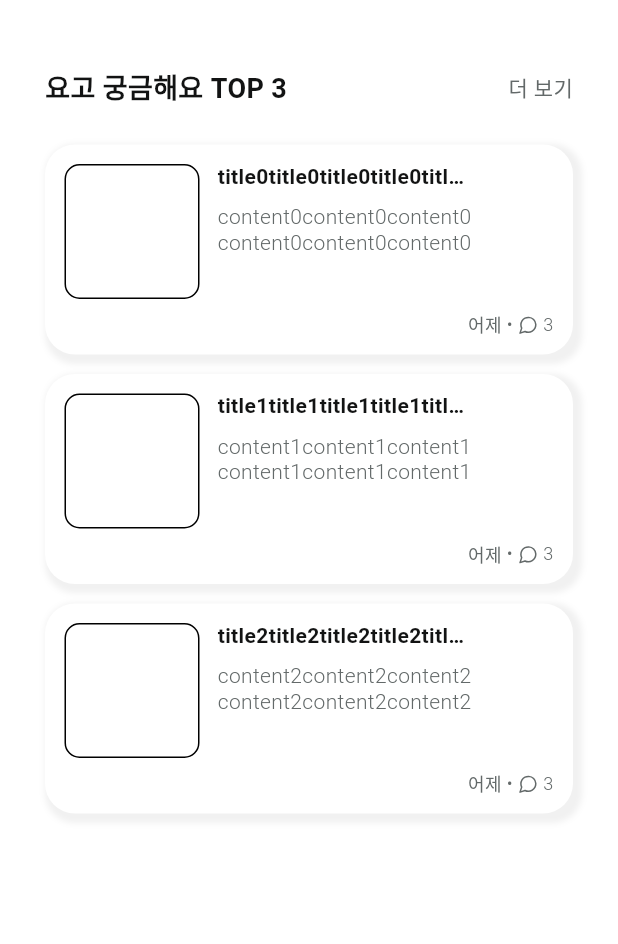
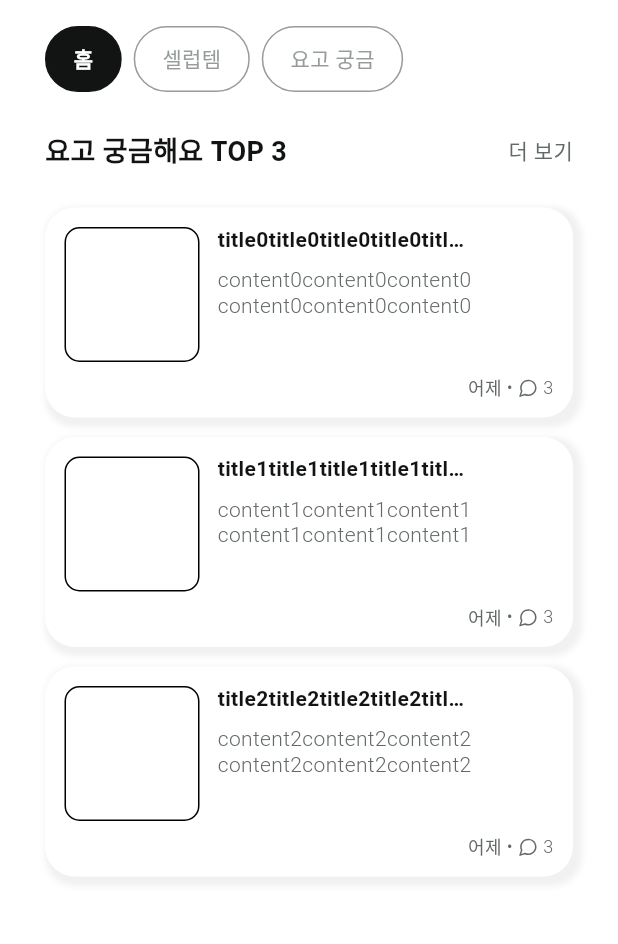
Before and after one commit to 812jay/egomoya, a Flutter app: the screen it shows after launch, on a phone screen of 412 x 824 dp, the part 58-1002 px from its top. Run offline on Flutter 3.47's test engine with Material 3 defaults, Android fonts, the phone set to English and light mode, and no system bars; our stand-ins replace dio, flutter_svg, fluttertoast, image_picker; network calls fail; Roboto replaces fonts that are missing (noto_sans).

Commit message:
wip: 메인 페이지 UI 구현 중

```diff
--- a/lib/main.dart
+++ b/lib/main.dart
@@ -2,7 +2,7 @@ import 'package:egomoya/src/model/post_model.dart';
 import 'package:egomoya/src/repository/post_repo.dart';
 import 'package:egomoya/src/service/image_service.dart';
 import 'package:egomoya/src/service/theme_service.dart';
-import 'package:egomoya/src/view/home/home_view.dart';
+import 'package:egomoya/src/view/main/main_view.dart';
 import 'package:egomoya/util/route_path.dart';
 import 'package:flutter/material.dart';
 import 'package:provider/provider.dart';
@@ -43,13 +43,13 @@ class MyApp extends StatelessWidget {
         return Overlay(
           initialEntries: [
             OverlayEntry(
-              builder: (context) => child ?? const HomeView(),
+              builder: (context) => child ?? const MainView(),
             )
           ],
         );
       },
       theme: context.themeService.themeData,
-      initialRoute: RoutePath.home,
+      initialRoute: RoutePath.main,
       onGenerateRoute: RoutePath.onGenerateRoute,
     );
   }
--- /dev/null
+++ b/lib/src/data/dto/main/main_category.dart
@@ -0,0 +1,22 @@
+class MainCategory {
+  MainCategory({
+    required this.index,
+    required this.title,
+    required this.isActive,
+  });
+  final int index;
+  final String title;
+  final bool isActive;
+
+  MainCategory copyWith({
+    int? index,
+    String? title,
+    bool? isActive,
+  }) {
+    return MainCategory(
+      index: index ?? this.index,
+      title: title ?? this.title,
+      isActive: isActive ?? this.isActive,
+    );
+  }
+}
--- a/lib/src/view/home/home_view.dart
+++ b/lib/src/view/home/home_view.dart
@@ -1,11 +1,9 @@
 import 'package:egomoya/src/view/base_view.dart';
 import 'package:egomoya/src/view/home/home_view_model.dart';
-import 'package:egomoya/src/view/home/widget/post_title.dart';
-import 'package:egomoya/theme/component/app_bar/main_app_bar.dart';
+import 'package:egomoya/src/view/main/widget/post_title.dart';
 import 'package:egomoya/theme/component/box/question_box.dart';
 import 'package:egomoya/util/route_path.dart';
 import 'package:flutter/material.dart';
-import 'package:provider/provider.dart';
 
 class HomeView extends StatelessWidget {
   const HomeView({super.key});
@@ -13,17 +11,9 @@ class HomeView extends StatelessWidget {
   @override
   Widget build(BuildContext context) {
     return BaseView(
-      viewModel: HomeViewModel(
-        context.read(),
-      ),
+      viewModel: HomeViewModel(),
       builder: (context, viewModel) {
-        return Scaffold(
-          appBar: const MainAppBar(),
-          body: SafeArea(
-            child: Padding(
-              padding: const EdgeInsets.symmetric(horizontal: 30, vertical: 30),
-              child: SingleChildScrollView(
-                child: Column(
+        return Column(
           children: [
             PostTitle(
               onTap: () {},
@@ -34,8 +24,7 @@ class HomeView extends StatelessWidget {
               shrinkWrap: true,
               itemCount: 3,
               physics: const NeverScrollableScrollPhysics(),
-                      separatorBuilder: (context, index) =>
-                          const SizedBox(height: 13),
+              separatorBuilder: (context, index) => const SizedBox(height: 13),
               itemBuilder: (context, index) {
                 return QuestionBox(
                   onTap: () => Navigator.pushNamed(
@@ -51,12 +40,8 @@ class HomeView extends StatelessWidget {
                   commentCnt: 3,
                 );
               },
-                    )
+            ),
           ],
-                ),
-              ),
-            ),
-          ),
         );
       },
     );
--- a/lib/src/view/home/home_view_model.dart
+++ b/lib/src/view/home/home_view_model.dart
@@ -1,19 +1,3 @@
-import 'dart:developer';
-
-import 'package:egomoya/src/data/dto/post/post.dart';
-import 'package:egomoya/src/model/post_model.dart';
 import 'package:egomoya/src/view/base_view_model.dart';
 
-class HomeViewModel extends BaseViewModel {
-  HomeViewModel(this.postModel) {
-    fetchPostList();
-  }
-  final PostModel postModel;
-  Post? post;
-
-  Future<void> fetchPostList() async {
-    final Post? result = await postModel.fetchPostList();
-    post = result;
-    log('post: $post');
-  }
-}
+class HomeViewModel extends BaseViewModel {}
--- /dev/null
+++ b/lib/src/view/main/main_view.dart
@@ -0,0 +1,60 @@
+import 'package:egomoya/src/view/base_view.dart';
+import 'package:egomoya/src/view/home/home_view.dart';
+import 'package:egomoya/src/view/main/main_view_model.dart';
+import 'package:egomoya/theme/component/app_bar/main_app_bar.dart';
+import 'package:egomoya/theme/component/button/category_button.dart';
+import 'package:flutter/material.dart';
+import 'package:provider/provider.dart';
+
+class MainView extends StatelessWidget {
+  const MainView({super.key});
+
+  @override
+  Widget build(BuildContext context) {
+    return BaseView(
+      viewModel: MainViewModel(
+        context.read(),
+      ),
+      builder: (context, viewModel) {
+        return Scaffold(
+          appBar: const MainAppBar(),
+          body: SafeArea(
+            child: Padding(
+              padding: const EdgeInsets.symmetric(horizontal: 30),
+              child: SingleChildScrollView(
+                child: Column(
+                  crossAxisAlignment: CrossAxisAlignment.start,
+                  children: [
+                    SizedBox(
+                      height: 44,
+                      child: Consumer<MainViewModel>(
+                          builder: (context, value, child) {
+                        return ListView.separated(
+                          shrinkWrap: true,
+                          scrollDirection: Axis.horizontal,
+                          itemCount: value.categoryList.length,
+                          separatorBuilder: (context, index) =>
+                              const SizedBox(width: 8),
+                          itemBuilder: (context, index) {
+                            return CategoryButton(
+                              value.categoryList[index].title,
+                              isActive: value.categoryList[index].isActive,
+                              index: index,
+                              onTap: value.onTapCategory,
+                            );
+                          },
+                        );
+                      }),
+                    ),
+                    const SizedBox(height: 28),
+                    const HomeView(),
+                  ],
+                ),
+              ),
+            ),
+          ),
+        );
+      },
+    );
+  }
+}
--- /dev/null
+++ b/lib/src/view/main/main_view_model.dart
@@ -0,0 +1,47 @@
+import 'dart:developer';
+
+import 'package:egomoya/src/data/dto/main/main_category.dart';
+import 'package:egomoya/src/data/dto/post/post.dart';
+import 'package:egomoya/src/model/post_model.dart';
+import 'package:egomoya/src/view/base_view_model.dart';
+import 'package:egomoya/util/helper/immutable_helper.dart';
+
+class MainViewModel extends BaseViewModel {
+  MainViewModel(this.postModel) {
+    fetchPostList();
+  }
+  final PostModel postModel;
+  Post? post;
+  List<MainCategory> categoryList = [
+    MainCategory(index: 0, title: '홈', isActive: true),
+    MainCategory(index: 1, title: '셀럽템', isActive: false),
+    MainCategory(index: 2, title: '요고 궁금', isActive: false),
+  ];
+
+  int selectedCategoryIndex = 0;
+
+  Future<void> fetchPostList() async {
+    final Post? result = await postModel.fetchPostList();
+    post = result;
+    log('post: $post');
+  }
+
+  void onTapCategory(int index) {
+    final category = categoryList[index];
+    onChangeCategory(index, category.copyWith(isActive: !category.isActive));
+    selectedCategoryIndex = index;
+    notifyListeners();
+  }
+
+  void onChangeCategory(int index, MainCategory newCategory) {
+    //clear
+    categoryList =
+        categoryList.map((e) => e.copyWith(isActive: false)).toImmutable();
+    //set
+    categoryList = categoryList
+        .asMap()
+        .entries
+        .map((e) => e.key == index ? newCategory : e.value)
+        .toImmutable();
+  }
+}
--- /dev/null
+++ b/lib/theme/component/button/category_button.dart
@@ -0,0 +1,45 @@
+import 'package:egomoya/src/service/theme_service.dart';
+import 'package:flutter/material.dart';
+
+class CategoryButton extends StatelessWidget {
+  const CategoryButton(
+    this.text, {
+    super.key,
+    required this.isActive,
+    required this.index,
+    this.onTap,
+  });
+  final String text;
+  final bool isActive;
+  final int index;
+  final Function(int)? onTap;
+
+  @override
+  Widget build(BuildContext context) {
+    return GestureDetector(
+      onTap: onTap != null ? () => onTap!(index) : null,
+      child: Container(
+        padding: const EdgeInsets.symmetric(horizontal: 18, vertical: 10),
+        decoration: BoxDecoration(
+          color: isActive ? context.color.black : context.color.white,
+          border: Border.all(
+            width: 1,
+            color: isActive ? context.color.black : context.color.grayText,
+          ),
+          borderRadius: BorderRadius.circular(100),
+        ),
+        child: Center(
+          child: Text(
+            text,
+            style: context.typo.body2.copyWith(
+              color: isActive == true
+                  ? context.color.white
+                  : context.color.grayText,
+              fontWeight: isActive == true ? FontWeight.bold : FontWeight.w400,
+            ),
+          ),
+        ),
+      ),
+    );
+  }
+}
--- a/lib/util/route_path.dart
+++ b/lib/util/route_path.dart
@@ -1,4 +1,4 @@
-import 'package:egomoya/src/view/home/home_view.dart';
+import 'package:egomoya/src/view/main/main_view.dart';
 import 'package:egomoya/src/view/post/post_list_view.dart';
 import 'package:egomoya/src/view/question/question_add_view.dart';
 import 'package:egomoya/src/view/question/question_detail_view.dart';
@@ -7,7 +7,7 @@ import 'package:egomoya/theme/component/constrained_screen.dart';
 import 'package:flutter/material.dart';
 
 abstract class RoutePath {
-  static const String home = 'home';
+  static const String main = 'main';
   static const String signIn = 'signIn';
   static const String postList = 'postList';
   static const String questionAdd = 'questionAdd';
@@ -16,8 +16,8 @@ abstract class RoutePath {
   static Route<dynamic>? onGenerateRoute(RouteSettings settings) {
     late final Widget page;
     switch (settings.name) {
-      case RoutePath.home:
-        page = const HomeView();
+      case RoutePath.main:
+        page = const MainView();
         break;
       case RoutePath.signIn:
         page = const SignInView();
```
Also changed, not shown: lib/src/view/main/widget/post_title.dart (renamed from lib/src/view/home/widget/post_title.dart). Lines whose indentation alone changed are shown as unchanged.
